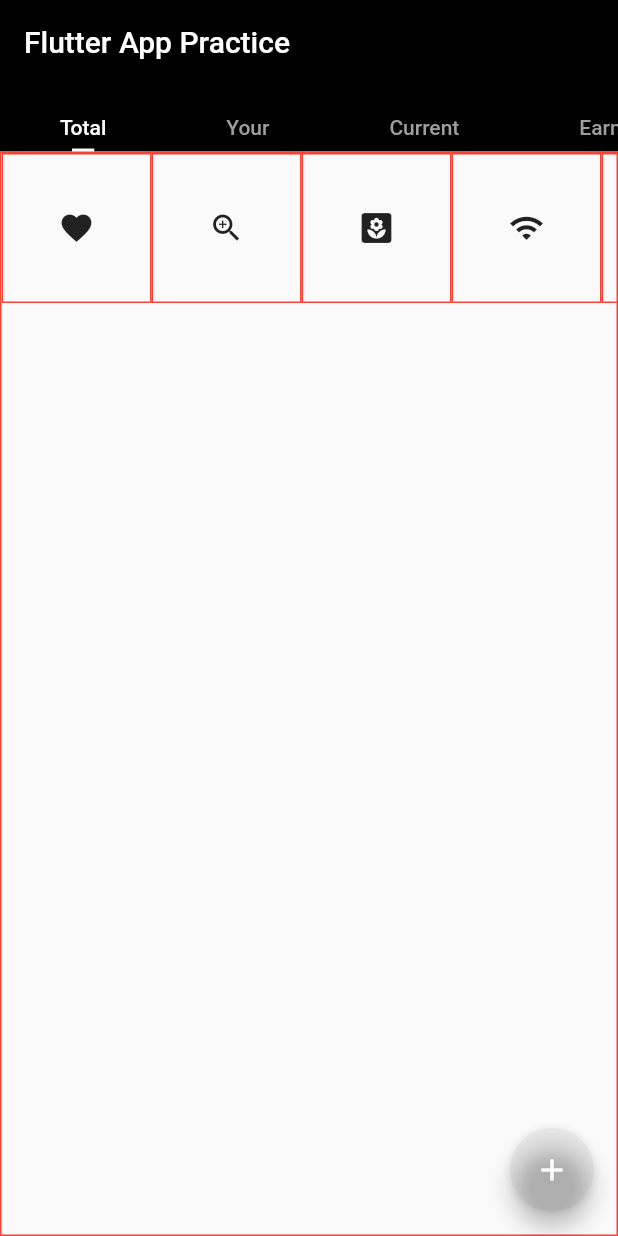
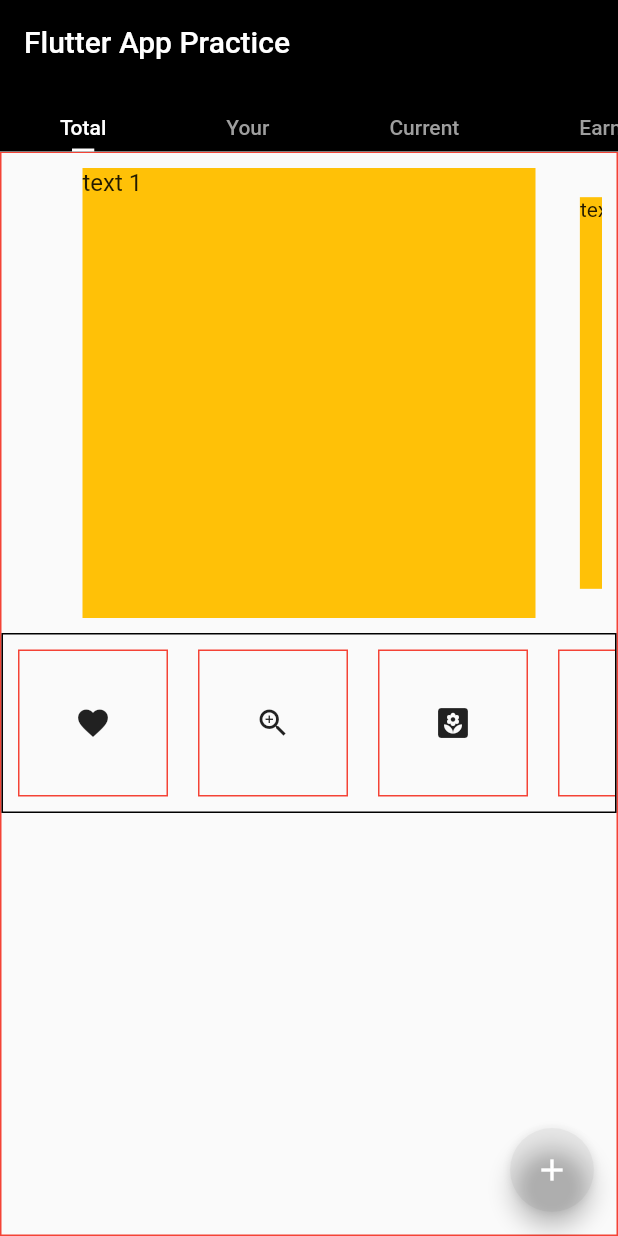
Before and after one commit to eiclipse/gitflutter, a Flutter app: the screen it shows after launch, on a phone screen of 412 x 824 dp. Run offline on Flutter 3.47's test engine with Material 2 defaults, Android fonts, the phone set to English and light mode, and no system bars; drawn by our look-alikes of carousel_slider.

Commit message:
Carousel library and implement

```diff
--- a/lib/components/Guide.dart
+++ b/lib/components/Guide.dart
@@ -19,6 +19,7 @@ class Guide{
     return Container(
       width:width,
       height:height,
+      margin: EdgeInsets.all(10),
       decoration: BoxDecoration(
           border:Border.all(
               width:1,
@@ -28,6 +29,7 @@ class Guide{
       child: w,
     );
   }
+
 
 
   static ListView getDummyListView(){
--- a/lib/main.dart
+++ b/lib/main.dart
@@ -50,7 +50,7 @@ class _MyHomePageState extends State<MyHomePage> with TickerProviderStateMixin{
       ),
       body: Center(
         child: Container(
-            constraints: const BoxConstraints(minWidth: 250, minHeight: 400),
+            constraints: const BoxConstraints(minWidth: 250, minHeight: 400, maxWidth: 500),
             height:queryData.size.height,
             width: queryData.size.width,
             child:Column(
--- a/lib/ui/main/TabViewFactory.dart
+++ b/lib/ui/main/TabViewFactory.dart
@@ -1,3 +1,4 @@
+import 'package:carousel_slider/carousel_slider.dart';
 import 'package:flutter/cupertino.dart';
 import 'package:flutter/material.dart';
 
@@ -14,8 +15,33 @@ class TabViewFactory{
   static getTotalTabView(){
     return ListView(
       children: [
-        Container(                      // Vertical ListView의 첫 번째 아이템
-          height:100,
+        Container(                    // Vertical ListView 의 첫번째 아이템 : CarouselSlider
+          padding: EdgeInsets.all(10),
+          child:CarouselSlider(
+            options: CarouselOptions(
+              height: 300.0,
+              enableInfiniteScroll: false,
+              enlargeCenterPage: true,
+            ),
+            items: [1,2,3,4,5].map((i) {
+              return Builder(
+                builder: (BuildContext context) {
+                  return Container(
+                      width: MediaQuery.of(context).size.width,
+                      margin: EdgeInsets.symmetric(horizontal: 5.0),
+                      decoration: BoxDecoration(
+                          color: Colors.amber
+                      ),
+                      child: Text('text $i', style: TextStyle(fontSize: 16.0),)
+                  );
+                },
+              );
+            }).toList(),
+          )
+        ),
+        Container(                      // Vertical ListView의 두 번째 아이템 : Horizontal ListView
+          height:120,
+          decoration: BoxDecoration(border: Border.all(width:1)),
           child: ListView(
             scrollDirection: Axis.horizontal,
             children: [
--- a/pubspec.yaml
+++ b/pubspec.yaml
@@ -30,6 +30,7 @@ dependencies:
   flutter:
     sdk: flutter
 
+  carousel_slider: ^4.1.1
   # The following adds the Cupertino Icons font to your application.
   # Use with the CupertinoIcons class for iOS style icons.
   cupertino_icons: ^1.0.2
```
